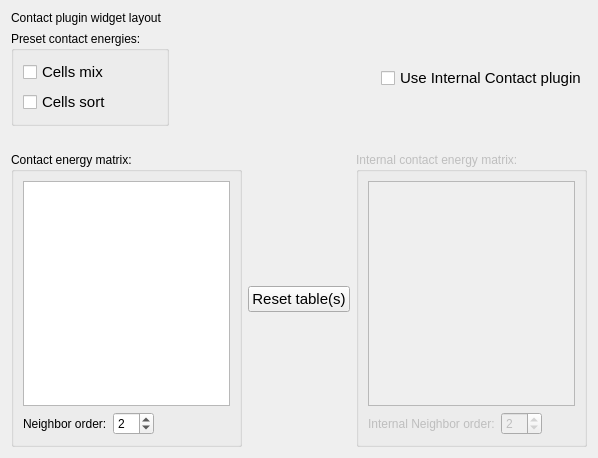
The window that cc3d/twedit5/Plugins/CC3DProject/ContactPlugin_widget.ui (CompuCell3D/cc3d-twedit5) describes before a commit, drawn with Qt 5.
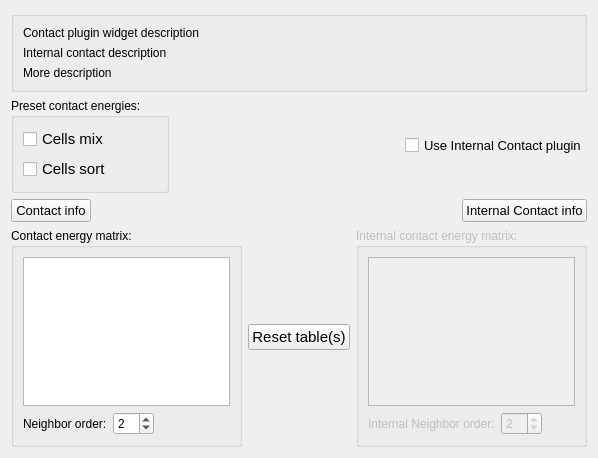
The same window after the commit.

Commit message: Update ContactPluginWidget layout and class

What changed in the file:
```diff
--- a/cc3d/twedit5/Plugins/CC3DProject/ContactPlugin_widget.ui
+++ b/cc3d/twedit5/Plugins/CC3DProject/ContactPlugin_widget.ui
@@ -17,10 +17,36 @@
    <item>
     <layout class="QVBoxLayout" name="verticalLayout">
      <item>
-      <widget class="QLabel" name="contact_plugin_descrLB">
-       <property name="text">
-        <string>Contact plugin widget layout</string>
+      <widget class="QGroupBox" name="contact_descrGB">
+       <property name="title">
+        <string/>
        </property>
+       <layout class="QVBoxLayout" name="verticalLayout_6">
+        <item>
+         <widget class="QLabel" name="contact_plugin_descrLB">
+          <property name="text">
+           <string>Contact plugin widget description</string>
+          </property>
+         </widget>
+        </item>
+        <item>
+         <widget class="QLabel" name="contact_internal_plugin_descrLB">
+          <property name="text">
+           <string>Internal contact description</string>
+          </property>
+          <property name="wordWrap">
+           <bool>true</bool>
+          </property>
+         </widget>
+        </item>
+        <item>
+         <widget class="QLabel" name="contact_plugin_descr2LB">
+          <property name="text">
+           <string>More description</string>
+          </property>
+         </widget>
+        </item>
+       </layout>
       </widget>
      </item>
      <item>
@@ -59,7 +85,7 @@
         </widget>
        </item>
        <item>
-        <spacer name="horizontalSpacer">
+        <spacer name="clear_tables_hSpacer">
          <property name="orientation">
           <enum>Qt::Horizontal</enum>
          </property>
@@ -75,7 +101,7 @@
         <widget class="QCheckBox" name="contact_internalCB">
          <property name="font">
           <font>
-           <pointsize>11</pointsize>
+           <pointsize>10</pointsize>
           </font>
          </property>
          <property name="text">
@@ -88,17 +114,16 @@
      <item>
       <layout class="QHBoxLayout" name="clear_tables_hLayout">
        <item>
-        <spacer name="clear_tables_hSpacer">
-         <property name="orientation">
-          <enum>Qt::Horizontal</enum>
+        <widget class="QPushButton" name="contact_more_infoPB">
+         <property name="font">
+          <font>
+           <pointsize>10</pointsize>
+          </font>
          </property>
-         <property name="sizeHint" stdset="0">
-          <size>
-           <width>40</width>
-           <height>20</height>
-          </size>
+         <property name="text">
+          <string>Contact info</string>
          </property>
-        </spacer>
+        </widget>
        </item>
        <item>
         <spacer name="clear_tables_hSpacer_2">
@@ -113,6 +138,18 @@
          </property>
         </spacer>
        </item>
+       <item>
+        <widget class="QPushButton" name="contact_internal_more_infoPB">
+         <property name="font">
+          <font>
+           <pointsize>10</pointsize>
+          </font>
+         </property>
+         <property name="text">
+          <string>Internal Contact info</string>
+         </property>
+        </widget>
+       </item>
       </layout>
      </item>
      <item>
```
Left out of the diff: 4 changed lines with no effect on the pictures. The commit also changes 2 other files.
